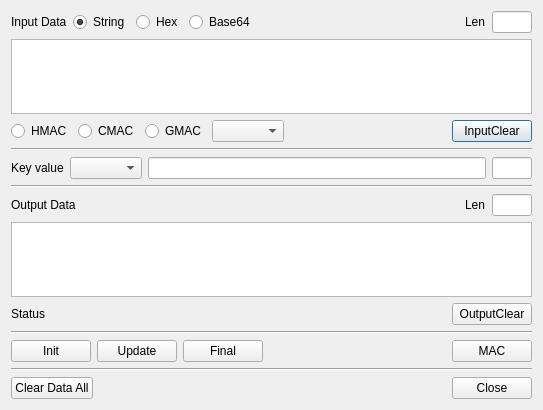
The window that BerEditor/gen_mac_dlg.ui (jykim74/BerEditor) describes before a commit, drawn with Qt 5.
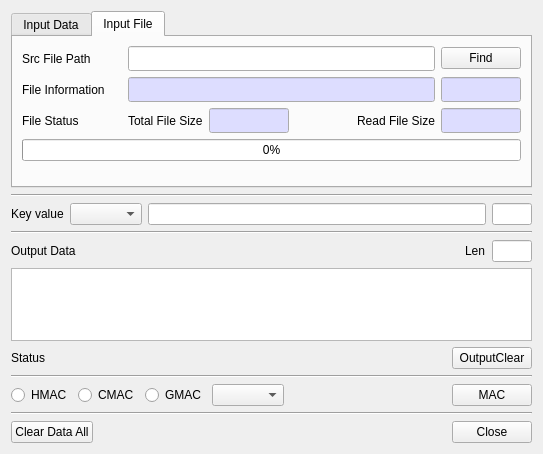
The same window after the commit.

Commit message: MAC 에서 File 지원 UI 작업

Patch:
```diff
--- a/BerEditor/gen_mac_dlg.ui
+++ b/BerEditor/gen_mac_dlg.ui
@@ -7,7 +7,7 @@
     <x>0</x>
     <y>0</y>
     <width>543</width>
-    <height>410</height>
+    <height>454</height>
    </rect>
   </property>
   <property name="windowTitle">
@@ -15,132 +15,533 @@
   </property>
   <layout class="QVBoxLayout" name="verticalLayout">
    <item>
-    <layout class="QHBoxLayout" name="horizontalLayout">
-     <item>
-      <widget class="QLabel" name="label">
-       <property name="text">
-        <string>Input Data</string>
-       </property>
-      </widget>
-     </item>
-     <item>
-      <widget class="QRadioButton" name="mInputStringRadio">
-       <property name="text">
-        <string>String</string>
-       </property>
-       <property name="checked">
-        <bool>true</bool>
-       </property>
-      </widget>
-     </item>
-     <item>
-      <widget class="QRadioButton" name="mInputHexRadio">
-       <property name="text">
-        <string>Hex</string>
-       </property>
-      </widget>
-     </item>
-     <item>
-      <widget class="QRadioButton" name="mInputBase64Radio">
-       <property name="text">
-        <string>Base64</string>
-       </property>
-      </widget>
-     </item>
-     <item>
-      <spacer name="horizontalSpacer">
-       <property name="orientation">
-        <enum>Qt::Horizontal</enum>
-       </property>
-       <property name="sizeHint" stdset="0">
-        <size>
-         <width>40</width>
-         <height>20</height>
-        </size>
-       </property>
-      </spacer>
-     </item>
-     <item>
-      <widget class="QLabel" name="label_5">
-       <property name="text">
-        <string>Len</string>
-       </property>
-      </widget>
-     </item>
-     <item>
-      <widget class="QLineEdit" name="mInputLenText">
-       <property name="minimumSize">
-        <size>
-         <width>40</width>
-         <height>0</height>
-        </size>
-       </property>
-       <property name="maximumSize">
-        <size>
-         <width>40</width>
-         <height>16777215</height>
-        </size>
-       </property>
-       <property name="readOnly">
-        <bool>true</bool>
-       </property>
-      </widget>
-     </item>
-    </layout>
-   </item>
-   <item>
-    <widget class="QPlainTextEdit" name="mInputText"/>
-   </item>
-   <item>
-    <layout class="QGridLayout" name="gridLayout_2">
-     <property name="topMargin">
-      <number>0</number>
+    <widget class="QTabWidget" name="mInputTab">
+     <property name="currentIndex">
+      <number>1</number>
      </property>
-     <item row="0" column="0">
-      <widget class="QRadioButton" name="mHMACRadio">
-       <property name="text">
-        <string>HMAC</string>
-       </property>
-      </widget>
-     </item>
-     <item row="0" column="4">
-      <spacer name="horizontalSpacer_3">
-       <property name="orientation">
-        <enum>Qt::Horizontal</enum>
-       </property>
-       <property name="sizeHint" stdset="0">
-        <size>
-         <width>40</width>
-         <height>20</height>
-        </size>
-       </property>
-      </spacer>
-     </item>
-     <item row="0" column="2">
-      <widget class="QRadioButton" name="mGMACRadio">
-       <property name="text">
-        <string>GMAC</string>
-       </property>
-      </widget>
-     </item>
-     <item row="0" column="3">
-      <widget class="QComboBox" name="mAlgTypeCombo"/>
-     </item>
-     <item row="0" column="1">
-      <widget class="QRadioButton" name="mCMACRadio">
-       <property name="text">
-        <string>CMAC</string>
-       </property>
-      </widget>
-     </item>
-     <item row="0" column="5">
-      <widget class="QPushButton" name="mInputClearBtn">
-       <property name="text">
-        <string>InputClear</string>
-       </property>
-      </widget>
-     </item>
-    </layout>
+     <widget class="QWidget" name="tabData">
+      <attribute name="title">
+       <string>Input Data</string>
+      </attribute>
+      <layout class="QVBoxLayout" name="verticalLayout_2">
+       <item>
+        <layout class="QGridLayout" name="gridLayout_6">
+         <property name="topMargin">
+          <number>0</number>
+         </property>
+         <item row="0" column="6">
+          <widget class="QLineEdit" name="mInputLenText">
+           <property name="minimumSize">
+            <size>
+             <width>40</width>
+             <height>0</height>
+            </size>
+           </property>
+           <property name="maximumSize">
+            <size>
+             <width>40</width>
+             <height>16777215</height>
+            </size>
+           </property>
+           <property name="readOnly">
+            <bool>true</bool>
+           </property>
+          </widget>
+         </item>
+         <item row="0" column="2">
+          <widget class="QRadioButton" name="mInputHexRadio">
+           <property name="text">
+            <string>Hex</string>
+           </property>
+          </widget>
+         </item>
+         <item row="0" column="3">
+          <widget class="QRadioButton" name="mInputBase64Radio">
+           <property name="text">
+            <string>Base64</string>
+           </property>
+          </widget>
+         </item>
+         <item row="0" column="1">
+          <widget class="QRadioButton" name="mInputStringRadio">
+           <property name="text">
+            <string>String</string>
+           </property>
+           <property name="checked">
+            <bool>true</bool>
+           </property>
+          </widget>
+         </item>
+         <item row="0" column="0">
+          <widget class="QLabel" name="label">
+           <property name="text">
+            <string>Input Data</string>
+           </property>
+          </widget>
+         </item>
+         <item row="0" column="5">
+          <widget class="QLabel" name="label_5">
+           <property name="text">
+            <string>Len</string>
+           </property>
+          </widget>
+         </item>
+         <item row="0" column="4">
+          <spacer name="horizontalSpacer">
+           <property name="orientation">
+            <enum>Qt::Horizontal</enum>
+           </property>
+           <property name="sizeHint" stdset="0">
+            <size>
+             <width>40</width>
+             <height>20</height>
+            </size>
+           </property>
+          </spacer>
+         </item>
+        </layout>
+       </item>
+       <item>
+        <widget class="QPlainTextEdit" name="mInputText"/>
+       </item>
+       <item>
+        <layout class="QGridLayout" name="gridLayout_7">
+         <property name="topMargin">
+          <number>0</number>
+         </property>
+         <item row="0" column="1">
+          <widget class="QPushButton" name="mUpdateBtn">
+           <property name="text">
+            <string>Update</string>
+           </property>
+          </widget>
+         </item>
+         <item row="0" column="2">
+          <widget class="QPushButton" name="mFinalBtn">
+           <property name="text">
+            <string>Final</string>
+           </property>
+          </widget>
+         </item>
+         <item row="0" column="0">
+          <widget class="QPushButton" name="mInitBtn">
+           <property name="text">
+            <string>Init</string>
+           </property>
+          </widget>
+         </item>
+         <item row="0" column="4">
+          <widget class="QPushButton" name="mInputClearBtn">
+           <property name="text">
+            <string>InputClear</string>
+           </property>
+          </widget>
+         </item>
+         <item row="0" column="3">
+          <spacer name="horizontalSpacer_7">
+           <property name="orientation">
+            <enum>Qt::Horizontal</enum>
+           </property>
+           <property name="sizeHint" stdset="0">
+            <size>
+             <width>40</width>
+             <height>20</height>
+            </size>
+           </property>
+          </spacer>
+         </item>
+        </layout>
+       </item>
+      </layout>
+     </widget>
+     <widget class="QWidget" name="tabFile">
+      <attribute name="title">
+       <string>Input File</string>
+      </attribute>
+      <layout class="QVBoxLayout" name="verticalLayout_3">
+       <item>
+        <layout class="QGridLayout" name="gridLayout_2">
+         <item row="0" column="1">
+          <widget class="QLineEdit" name="mSrcFileText">
+           <property name="font">
+            <font>
+             <family>굴림체</family>
+            </font>
+           </property>
+          </widget>
+         </item>
+         <item row="0" column="0">
+          <widget class="QLabel" name="label_6">
+           <property name="minimumSize">
+            <size>
+             <width>100</width>
+             <height>0</height>
+            </size>
+           </property>
+           <property name="maximumSize">
+            <size>
+             <width>100</width>
+             <height>16777215</height>
+            </size>
+           </property>
+           <property name="text">
+            <string>Src File Path</string>
+           </property>
+          </widget>
+         </item>
+         <item row="0" column="2">
+          <widget class="QPushButton" name="mFindSrcFileBtn">
+           <property name="minimumSize">
+            <size>
+             <width>80</width>
+             <height>0</height>
+            </size>
+           </property>
+           <property name="maximumSize">
+            <size>
+             <width>80</width>
+             <height>16777215</height>
+            </size>
+           </property>
+           <property name="text">
+            <string>Find</string>
+           </property>
+          </widget>
+         </item>
+        </layout>
+       </item>
+       <item>
+        <layout class="QGridLayout" name="gridLayout_8">
+         <item row="0" column="0">
+          <widget class="QLabel" name="label_7">
+           <property name="minimumSize">
+            <size>
+             <width>100</width>
+             <height>0</height>
+            </size>
+           </property>
+           <property name="maximumSize">
+            <size>
+             <width>100</width>
+             <height>16777215</height>
+            </size>
+           </property>
+           <property name="text">
+            <string>File Information</string>
+           </property>
+          </widget>
+         </item>
+         <item row="0" column="1">
+          <widget class="QLineEdit" name="mSrcFileInfoText">
+           <property name="palette">
+            <palette>
+             <active>
+              <colorrole role="Base">
+               <brush brushstyle="SolidPattern">
+                <color alpha="255">
+                 <red>221</red>
+                 <green>221</green>
+                 <blue>255</blue>
+                </color>
+               </brush>
+              </colorrole>
+             </active>
+             <inactive>
+              <colorrole role="Base">
+               <brush brushstyle="SolidPattern">
+                <color alpha="255">
+                 <red>221</red>
+                 <green>221</green>
+                 <blue>255</blue>
+                </color>
+               </brush>
+              </colorrole>
+             </inactive>
+             <disabled>
+              <colorrole role="Base">
+               <brush brushstyle="SolidPattern">
+                <color alpha="255">
+                 <red>240</red>
+                 <green>240</green>
+                 <blue>240</blue>
+                </color>
+               </brush>
+              </colorrole>
+             </disabled>
+            </palette>
+           </property>
+           <property name="font">
+            <font>
+             <family>굴림체</family>
+            </font>
+           </property>
+           <property name="readOnly">
+            <bool>true</bool>
+           </property>
+          </widget>
+         </item>
+         <item row="0" column="2">
+          <widget class="QLineEdit" name="mSrcFileSizeText">
+           <property name="minimumSize">
+            <size>
+             <width>80</width>
+             <height>0</height>
+            </size>
+           </property>
+           <property name="maximumSize">
+            <size>
+             <width>80</width>
+             <height>16777215</height>
+            </size>
+           </property>
+           <property name="palette">
+            <palette>
+             <active>
+              <colorrole role="Base">
+               <brush brushstyle="SolidPattern">
+                <color alpha="255">
+                 <red>221</red>
+                 <green>221</green>
+                 <blue>255</blue>
+                </color>
+               </brush>
+              </colorrole>
+             </active>
+             <inactive>
+              <colorrole role="Base">
+               <brush brushstyle="SolidPattern">
+                <color alpha="255">
+                 <red>221</red>
+                 <green>221</green>
+                 <blue>255</blue>
+                </color>
+               </brush>
+              </colorrole>
+             </inactive>
+             <disabled>
+              <colorrole role="Base">
+               <brush brushstyle="SolidPattern">
+                <color alpha="255">
+                 <red>240</red>
+                 <green>240</green>
+                 <blue>240</blue>
+                </color>
+               </brush>
+              </colorrole>
+             </disabled>
+            </palette>
+           </property>
+           <property name="font">
+            <font>
+             <family>굴림체</family>
+            </font>
+           </property>
+           <property name="readOnly">
+            <bool>true</bool>
+           </property>
+          </widget>
+         </item>
+        </layout>
+       </item>
+       <item>
+        <layout class="QGridLayout" name="gridLayout_9">
+         <item row="0" column="5">
+          <widget class="QLineEdit" name="mFileReadSizeText">
+           <property name="minimumSize">
+            <size>
+             <width>80</width>
+             <height>0</height>
+            </size>
+           </property>
+           <property name="maximumSize">
+            <size>
+             <width>80</width>
+             <height>16777215</height>
+            </size>
+           </property>
+           <property name="palette">
+            <palette>
+             <active>
+              <colorrole role="Base">
+               <brush brushstyle="SolidPattern">
+                <color alpha="255">
+                 <red>221</red>
+                 <green>221</green>
+                 <blue>255</blue>
+                </color>
+               </brush>
+              </colorrole>
+             </active>
+             <inactive>
+              <colorrole role="Base">
+               <brush brushstyle="SolidPattern">
+                <color alpha="255">
+                 <red>221</red>
+                 <green>221</green>
+                 <blue>255</blue>
+                </color>
+               </brush>
+              </colorrole>
+             </inactive>
+             <disabled>
+              <colorrole role="Base">
+               <brush brushstyle="SolidPattern">
+                <color alpha="255">
+                 <red>240</red>
+                 <green>240</green>
+                 <blue>240</blue>
+                </color>
+               </brush>
+              </colorrole>
+             </disabled>
+            </palette>
+           </property>
+           <property name="font">
+            <font>
+             <family>굴림체</family>
+            </font>
+           </property>
+           <property name="readOnly">
+            <bool>true</bool>
+           </property>
+          </widget>
+         </item>
+         <item row="0" column="0">
+          <widget class="QLabel" name="label_8">
+           <property name="minimumSize">
+            <size>
+             <width>100</width>
+             <height>0</height>
+            </size>
+           </property>
+           <property name="maximumSize">
+            <size>
+             <width>100</width>
+             <height>16777215</height>
+            </size>
+           </property>
+           <property name="text">
+            <string>File Status</string>
+           </property>
+          </widget>
+         </item>
+         <item row="0" column="4">
+          <widget class="QLabel" name="label_10">
+           <property name="text">
+            <string>Read File Size</string>
+           </property>
+          </widget>
+         </item>
+         <item row="0" column="2">
+          <widget class="QLineEdit" name="mFileTotalSizeText">
+           <property name="minimumSize">
+            <size>
+             <width>80</width>
+             <height>0</height>
+            </size>
+           </property>
+           <property name="maximumSize">
+            <size>
+             <width>80</width>
+             <height>16777215</height>
+            </size>
+           </property>
+           <property name="palette">
+            <palette>
+             <active>
+              <colorrole role="Base">
+               <brush brushstyle="SolidPattern">
+                <color alpha="255">
+                 <red>221</red>
+                 <green>221</green>
+                 <blue>255</blue>
+                </color>
+               </brush>
+              </colorrole>
+             </active>
+             <inactive>
+              <colorrole role="Base">
+               <brush brushstyle="SolidPattern">
+                <color alpha="255">
+                 <red>221</red>
+                 <green>221</green>
+                 <blue>255</blue>
+                </color>
+               </brush>
+              </colorrole>
+             </inactive>
+             <disabled>
+              <colorrole role="Base">
+               <brush brushstyle="SolidPattern">
+                <color alpha="255">
+                 <red>240</red>
+                 <green>240</green>
+                 <blue>240</blue>
+                </color>
+               </brush>
+              </colorrole>
+             </disabled>
+            </palette>
+           </property>
+           <property name="font">
+            <font>
+             <family>굴림체</family>
+            </font>
+           </property>
+           <property name="readOnly">
+            <bool>true</bool>
+           </property>
+          </widget>
+         </item>
+         <item row="0" column="1">
+          <widget class="QLabel" name="label_9">
+           <property name="text">
+            <string>Total File Size</string>
+           </property>
+          </widget>
+         </item>
+         <item row="0" column="3">
+          <spacer name="horizontalSpacer_3">
+           <property name="orientation">
+            <enum>Qt::Horizontal</enum>
+           </property>
+           <property name="sizeHint" stdset="0">
+            <size>
+             <width>40</width>
+             <height>20</height>
+            </size>
+           </property>
+          </spacer>
+         </item>
+        </layout>
+       </item>
+       <item>
+        <layout class="QGridLayout" name="gridLayout_10">
+         <item row="0" column="0">
+          <widget class="QProgressBar" name="mMACProgBar">
+           <property name="value">
+            <number>0</number>
+           </property>
+          </widget>
+         </item>
+        </layout>
+       </item>
+       <item>
+        <spacer name="verticalSpacer">
+         <property name="orientation">
+          <enum>Qt::Vertical</enum>
+         </property>
+         <property name="sizeHint" stdset="0">
+          <size>
+           <width>20</width>
+           <height>40</height>
+          </size>
+         </property>
+        </spacer>
+       </item>
+      </layout>
+     </widget>
+    </widget>
    </item>
    <item>
     <widget class="Line" name="line_3">
@@ -294,35 +695,35 @@
      <property name="topMargin">
       <number>0</number>
      </property>
-     <item row="0" column="0">
-      <widget class="QPushButton" name="mInitBtn">
+     <item row="0" column="2">
+      <widget class="QRadioButton" name="mGMACRadio">
        <property name="text">
-        <string>Init</string>
+        <string>GMAC</string>
        </property>
       </widget>
      </item>
-     <item row="0" column="4">
+     <item row="0" column="1">
+      <widget class="QRadioButton" name="mCMACRadio">
+       <property name="text">
+        <string>CMAC</string>
+       </property>
+      </widget>
+     </item>
+     <item row="0" column="5">
       <widget class="QPushButton" name="mMACBtn">
        <property name="text">
         <string>MAC</string>
        </property>
       </widget>
      </item>
-     <item row="0" column="2">
-      <widget class="QPushButton" name="mFinalBtn">
+     <item row="0" column="0">
+      <widget class="QRadioButton" name="mHMACRadio">
        <property name="text">
-        <string>Final</string>
+        <string>HMAC</string>
        </property>
       </widget>
      </item>
-     <item row="0" column="1">
-      <widget class="QPushButton" name="mUpdateBtn">
-       <property name="text">
-        <string>Update</string>
-       </property>
-      </widget>
-     </item>
-     <item row="0" column="3">
+     <item row="0" column="4">
       <spacer name="horizontalSpacer_2">
        <property name="orientation">
         <enum>Qt::Horizontal</enum>
@@ -335,6 +736,9 @@
        </property>
       </spacer>
      </item>
+     <item row="0" column="3">
+      <widget class="QComboBox" name="mAlgTypeCombo"/>
+     </item>
     </layout>
    </item>
    <item>
```
Left out of the diff: 13 changed lines with no effect on the pictures. The commit also changes 2 other files.
